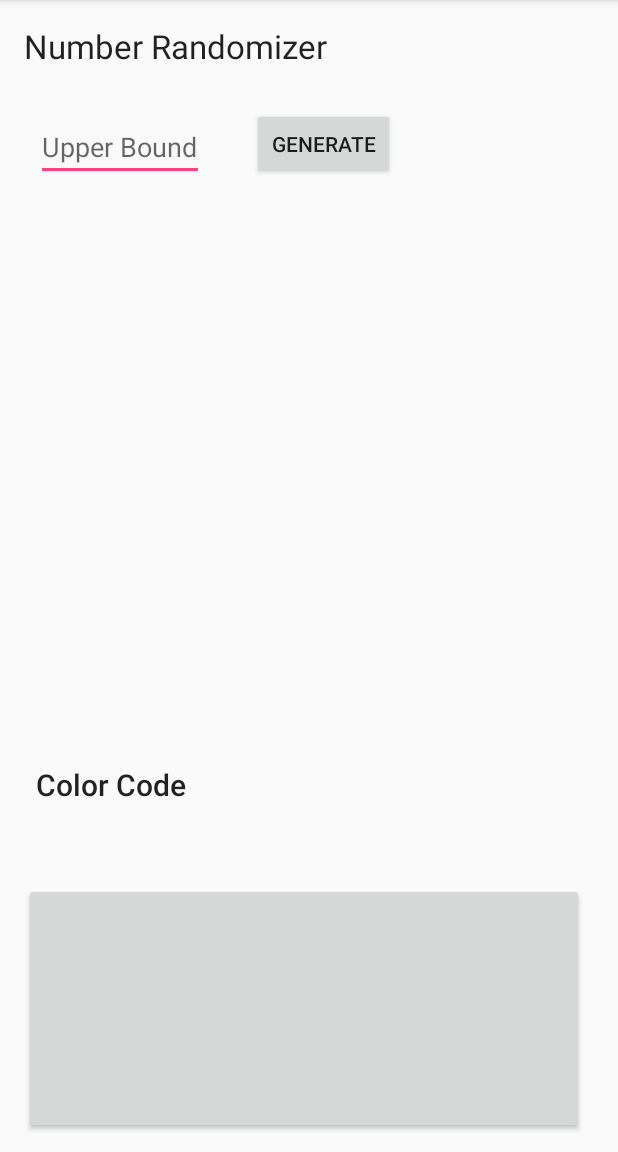
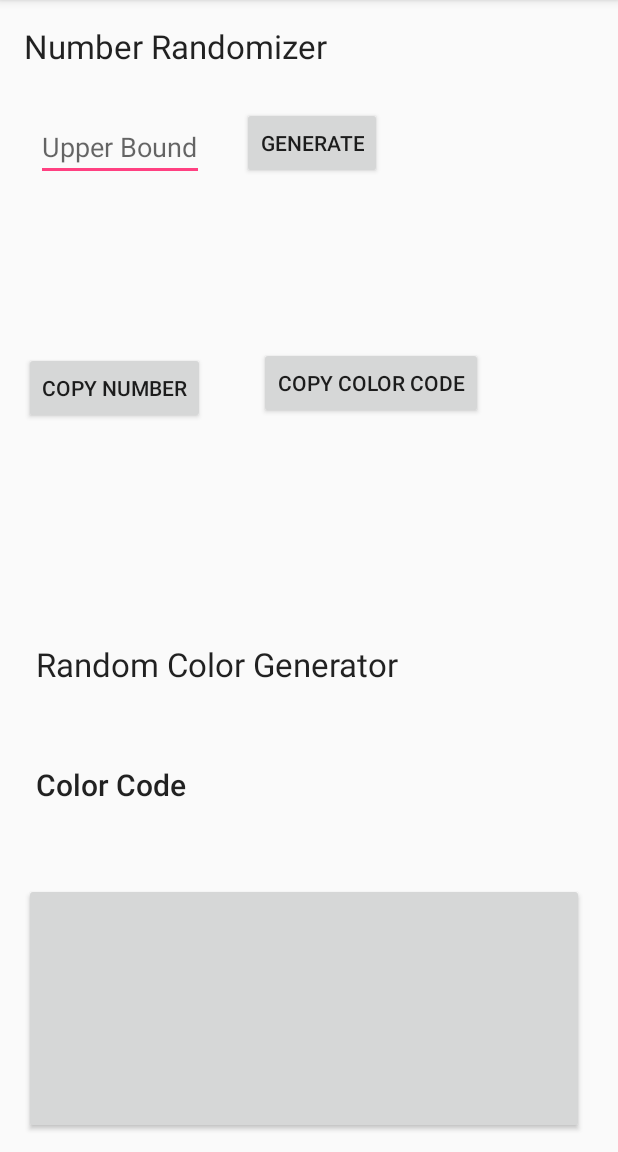
Before and after one commit to Davoleo/Java-Android, an Android app: the Randomizer screen opened directly, with no data from a screen before it, on a phone screen of 412 x 824 dp, the part 84-1236 px from its top. Run offline under Robolectric (Android 15) with nearby library versions, the phone set to English and light mode, and no system bars.

Commit message:
Fixed gen num crash | Copy-button feature

```diff
--- a/app/src/main/AndroidManifest.xml
+++ b/app/src/main/AndroidManifest.xml
@@ -14,7 +14,7 @@
             android:roundIcon="@mipmap/ic_launcher_round"
             android:supportsRtl="true"
             android:theme="@style/AppTheme">
-        <activity android:name=".randomizer.Randomizer">
+        <activity android:name=".randomizer.Randomizer" android:screenOrientation="portrait">
         </activity>
         <activity android:name=".MainActivity">
             <intent-filter>
@@ -46,8 +46,6 @@
         </activity>
         <activity android:name=".geo_genius.ActivityContactList">
         </activity>
-        <activity android:name=".movie_player.ActivityMoviePlayer">
-        </activity>
     </application>
 
 </manifest>
--- a/app/src/main/res/layout/activity_randomizer.xml
+++ b/app/src/main/res/layout/activity_randomizer.xml
@@ -5,8 +5,23 @@
         xmlns:app="http://schemas.android.com/apk/res-auto"
         android:layout_width="match_parent"
         android:layout_height="match_parent"
-        tools:context=".randomizer.Randomizer">
+        tools:context=".randomizer.Randomizer" android:orientation="vertical">
 
+    <Button
+            android:text="@string/rand_copy_color"
+            android:layout_width="wrap_content"
+            android:layout_height="wrap_content"
+            android:id="@+id/buttonCopyColor" android:layout_marginStart="36dp"
+            app:layout_constraintStart_toEndOf="@+id/buttonCopyNumber" android:layout_marginTop="112dp"
+            app:layout_constraintTop_toBottomOf="@+id/buttonGen" android:onClick="copy"/>
+    <TextView
+            android:text="@string/rand_category_colors"
+            android:layout_width="wrap_content"
+            android:layout_height="wrap_content"
+            android:id="@+id/categoryColorGen" app:layout_constraintTop_toTopOf="parent"
+            android:layout_marginTop="428dp" app:layout_constraintStart_toStartOf="parent"
+            android:layout_marginStart="24dp"
+            android:textAppearance="@android:style/TextAppearance.DeviceDefault.Large"/>
     <Button
             android:layout_width="373dp"
             android:layout_height="167dp"
@@ -20,7 +35,7 @@
             android:id="@+id/color_code"
             app:layout_constraintStart_toStartOf="parent"
             android:layout_marginStart="24dp"
-            android:textAppearance="@android:style/TextAppearance.DeviceDefault.WindowTitle"
+            android:textAppearance="@style/TextAppearance.AppCompat.Title"
             android:text="@string/rand_category_color" android:layout_marginBottom="52dp"
             app:layout_constraintBottom_toTopOf="@+id/colorButton"/>
     <EditText
@@ -32,20 +47,13 @@
             android:hint="@string/upper_bound_hint" app:layout_constraintStart_toStartOf="parent"
             android:layout_marginStart="24dp"
             android:layout_marginTop="75dp" app:layout_constraintTop_toTopOf="parent"/>
-    <Button
-            android:text="@string/button_generate"
-            android:layout_width="95dp"
-            android:layout_height="wrap_content"
-            android:id="@+id/buttonGenNum" android:layout_marginStart="32dp"
-            app:layout_constraintStart_toEndOf="@+id/upperBoundTxb" app:layout_constraintTop_toTopOf="parent"
-            android:layout_marginTop="72dp" android:onClick="generateRandomNumber"/>
     <TextView
             android:layout_width="wrap_content"
             android:layout_height="wrap_content"
             android:textAppearance="@style/TextAppearance.AppCompat.Title" app:layout_constraintTop_toTopOf="parent"
-            android:layout_marginTop="84dp" app:layout_constraintStart_toEndOf="@+id/buttonGenNum"
-            android:layout_marginStart="41dp" app:layout_constraintEnd_toEndOf="parent"
-            android:layout_marginEnd="56dp" android:id="@+id/genNumberLbl"/>
+            android:layout_marginTop="84dp"
+            app:layout_constraintEnd_toEndOf="parent"
+            android:layout_marginEnd="56dp" android:id="@+id/genNumLbl"/>
     <TextView
             android:text="@string/rand_category_numbers"
             android:layout_width="wrap_content"
@@ -54,4 +62,18 @@
             android:layout_marginTop="16dp" app:layout_constraintStart_toStartOf="parent"
             android:layout_marginStart="16dp"
             android:textAppearance="@android:style/TextAppearance.DeviceDefault.Large"/>
+    <Button
+            android:text="@string/button_generate"
+            android:layout_width="wrap_content"
+            android:layout_height="wrap_content"
+            android:id="@+id/buttonGen" android:layout_marginStart="25dp"
+            app:layout_constraintStart_toEndOf="@+id/upperBoundTxb" android:layout_marginTop="26dp"
+            app:layout_constraintTop_toBottomOf="@+id/categoryNumGen" android:onClick="generateRandomNumber"/>
+    <Button
+            android:text="@string/rand_copy_num"
+            android:layout_width="wrap_content"
+            android:layout_height="wrap_content"
+            android:id="@+id/buttonCopyNumber" app:layout_constraintStart_toStartOf="parent"
+            android:layout_marginStart="16dp" android:layout_marginTop="114dp"
+            app:layout_constraintTop_toBottomOf="@+id/upperBoundTxb" android:onClick="copy"/>
 </android.support.constraint.ConstraintLayout>
--- a/app/src/main/res/values/strings.xml
+++ b/app/src/main/res/values/strings.xml
@@ -32,4 +32,7 @@
     <string name="rand_category_color">Color Code</string>
     <string name="rand_category_numbers">Number Randomizer</string>
     <string name="upper_bound_hint">Upper Bound</string>
+    <string name="rand_category_colors">Random Color Generator</string>
+    <string name="rand_copy_num">Copy Number</string>
+    <string name="rand_copy_color">Copy Color Code</string>
 </resources>
```
Also changed, not shown: app/src/main/java/net/davoleo/java_android/randomizer/Randomizer.java (+27 -2 lines).
